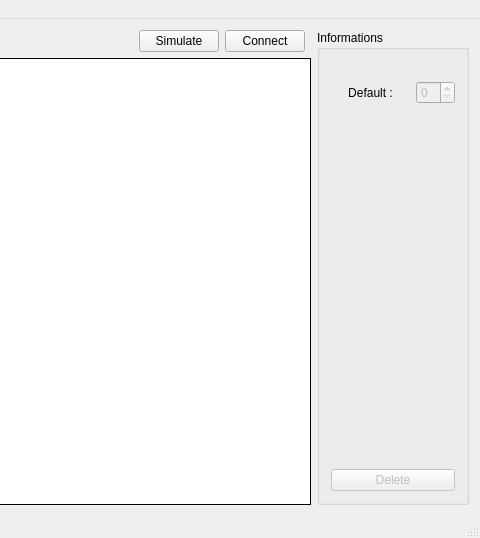
First picture: the form in src/Forms/mapp.ui, repository Lorette/Electrosim, before the edit; both pictures show x 526 to 1006 and y 0 to 538 of the 1006 by 538 pixel window.
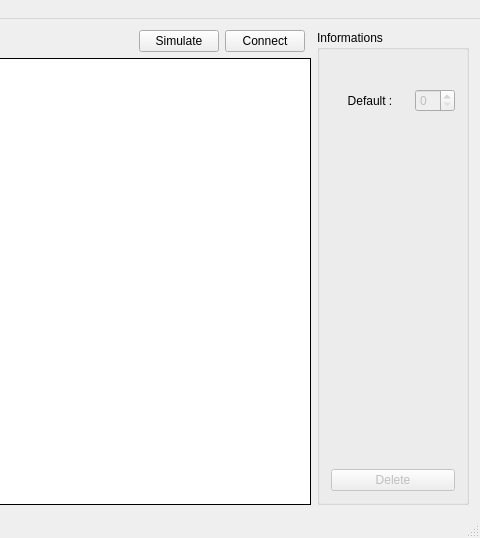
Second picture: the form after the edit. Icons and pictures are not drawn. Custom widgets are drawn as their Qt base class.

What changed in the file:
```diff
--- a/src/Forms/mapp.ui
+++ b/src/Forms/mapp.ui
@@ -148,17 +148,7 @@
        <string>Informations</string>
       </property>
       <layout class="QGridLayout" name="gridLayout_2">
-       <item row="0" column="0" colspan="3">
-        <widget class="QLabel" name="name">
-         <property name="text">
-          <string/>
-         </property>
-         <property name="alignment">
-          <set>Qt::AlignCenter</set>
-         </property>
-        </widget>
-       </item>
-       <item row="3" column="0" colspan="3">
+       <item row="4" column="0" colspan="4">
         <widget class="QPushButton" name="Delete">
          <property name="enabled">
           <bool>false</bool>
@@ -168,17 +158,7 @@
          </property>
         </widget>
        </item>
-       <item row="1" column="2">
-        <widget class="QSpinBox" name="def_value">
-         <property name="enabled">
-          <bool>false</bool>
-         </property>
-         <property name="maximum">
-          <number>1</number>
-         </property>
-        </widget>
-       </item>
-       <item row="1" column="0" colspan="2">
+       <item row="2" column="0" colspan="3">
         <widget class="QLabel" name="label_2">
          <property name="text">
           <string>Default :</string>
@@ -188,7 +168,7 @@
          </property>
         </widget>
        </item>
-       <item row="2" column="0" colspan="2">
+       <item row="3" column="0" colspan="2">
         <spacer name="verticalSpacer">
          <property name="orientation">
           <enum>Qt::Vertical</enum>
@@ -201,6 +181,64 @@
          </property>
         </spacer>
        </item>
+       <item row="2" column="3">
+        <widget class="QSpinBox" name="def_value">
+         <property name="enabled">
+          <bool>false</bool>
+         </property>
+         <property name="maximum">
+          <number>1</number>
+         </property>
+        </widget>
+       </item>
+       <item row="1" column="0" colspan="3">
+        <widget class="QLabel" name="name">
+         <property name="text">
+          <string/>
+         </property>
+         <property name="alignment">
+          <set>Qt::AlignCenter</set>
+         </property>
+        </widget>
+       </item>
+       <item row="1" column="3">
+        <widget class="QPushButton" name="modify">
+         <property name="enabled">
+          <bool>false</bool>
+         </property>
+         <property name="sizePolicy">
+          <sizepolicy hsizetype="Fixed" vsizetype="Fixed">
+           <horstretch>0</horstretch>
+           <verstretch>0</verstretch>
+          </sizepolicy>
+         </property>
+         <property name="text">
+          <string/>
+         </property>
+         <property name="icon">
+          <iconset resource="../Ressources/bn.qrc">
+           <normaloff>:/Images/modify.png</normaloff>:/Images/modify.png</iconset>
+         </property>
+         <property name="iconSize">
+          <size>
+           <width>16</width>
+           <height>16</height>
+          </size>
+         </property>
+         <property name="shortcut">
+          <string>M</string>
+         </property>
+         <property name="autoDefault">
+          <bool>false</bool>
+         </property>
+         <property name="default">
+          <bool>false</bool>
+         </property>
+         <property name="flat">
+          <bool>true</bool>
+         </property>
+        </widget>
+       </item>
       </layout>
      </widget>
     </item>
```
Left out of the diff: 4 changed lines with no effect on the pictures.
